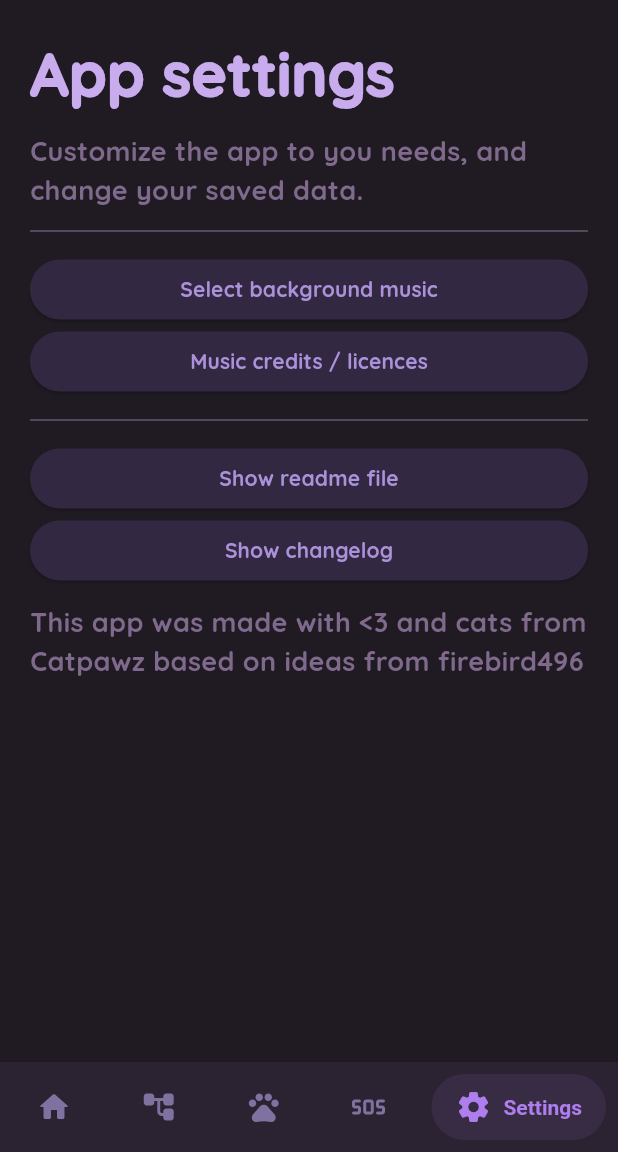
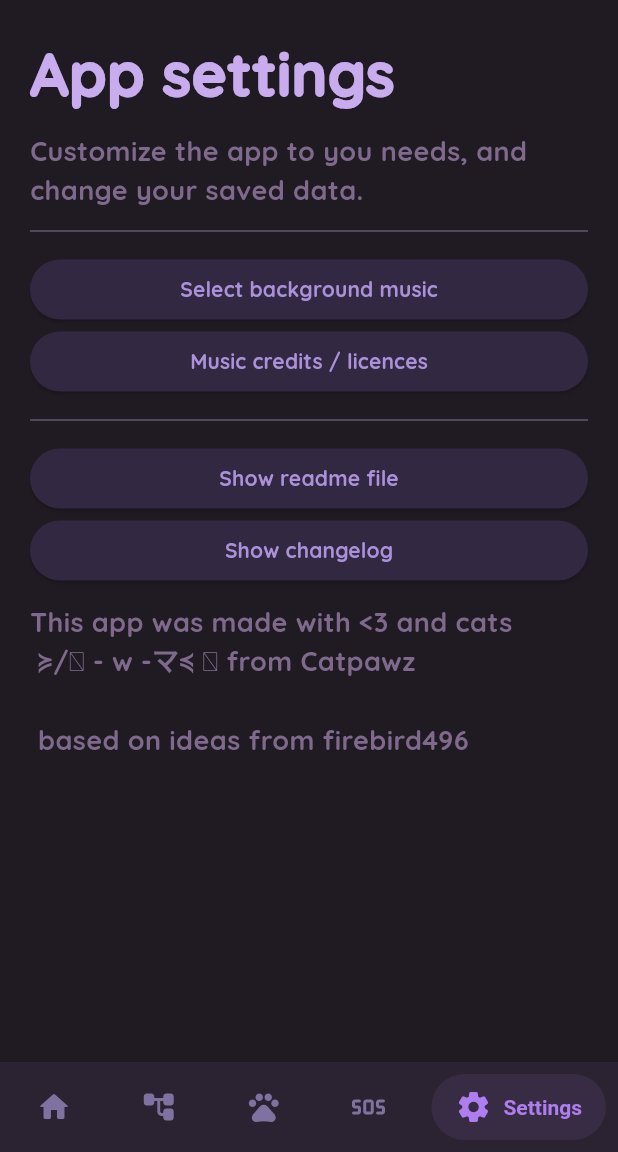
Before and after one commit to french-femboi/Healing-Neko, a Flutter app: the homePagePage screen opened by its route, item 5 of the bottom bar chosen, on a phone screen of 412 x 824 dp, the part 84-1236 px from its top. Run offline on Flutter 3.47's test engine with Material 3 defaults, Android fonts, the phone set to English and light mode, and no system bars; drawn by our look-alikes of salomon_bottom_bar; our stand-ins replace audioplayers, flutter_markdown, shared_preferences; missing offline and left inert: bottom_sheet, flutter_vibrate; accounts and stored records are empty; project files that could hold a hidden picture were left out.

Commit message:
Added changes to the home page

```diff
--- a/lib/main/home.dart
+++ b/lib/main/home.dart
@@ -1020,7 +1020,7 @@ class _homePagePageState extends State<homePagePage> {
                     const SizedBox(
                       width: double.infinity,
                       child: Text(
-                        "This app was made with <3 and cats from Catpawz based on ideas from firebird496",
+                        "This app was made with <3 and cats\n ≽/ᐠ - w -マ≼ Ⳋ from Catpawz\n\n based on ideas from firebird496",
                         style: TextStyle(
                           fontSize: 18,
                           color: Color(0xFF7F698C),
```
